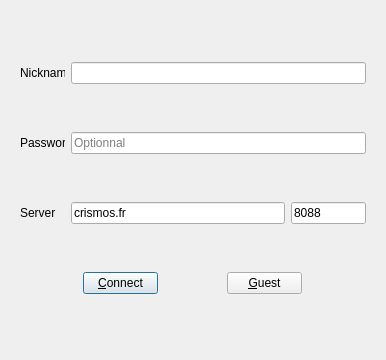
Before: the Qt Designer form ChatIRC/login.ui in Phoenix63/IRC-like, drawn with Qt 5.
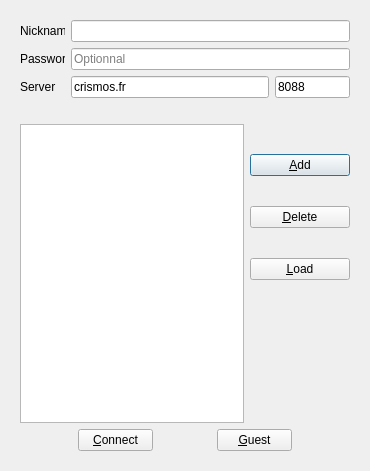
After: the same form once the commit is applied.

Commit message: New login interface + pile of messages

Patch:
```diff
--- a/ChatIRC/login.ui
+++ b/ChatIRC/login.ui
@@ -6,8 +6,8 @@
    <rect>
     <x>0</x>
     <y>0</y>
-    <width>386</width>
-    <height>360</height>
+    <width>370</width>
+    <height>471</height>
    </rect>
   </property>
   <property name="windowTitle">
@@ -143,6 +143,121 @@
         </item>
        </layout>
       </item>
+      <item>
+       <spacer name="verticalSpacer">
+        <property name="orientation">
+         <enum>Qt::Vertical</enum>
+        </property>
+        <property name="sizeType">
+         <enum>QSizePolicy::Fixed</enum>
+        </property>
+        <property name="sizeHint" stdset="0">
+         <size>
+          <width>20</width>
+          <height>20</height>
+         </size>
+        </property>
+       </spacer>
+      </item>
+      <item>
+       <layout class="QHBoxLayout" name="horizontalLayout_6">
+        <item>
+         <widget class="QListWidget" name="channelList">
+          <property name="minimumSize">
+           <size>
+            <width>0</width>
+            <height>0</height>
+           </size>
+          </property>
+          <property name="maximumSize">
+           <size>
+            <width>16777215</width>
+            <height>16777215</height>
+           </size>
+          </property>
+          <property name="editTriggers">
+           <set>QAbstractItemView::DoubleClicked</set>
+          </property>
+          <property name="showDropIndicator" stdset="0">
+           <bool>false</bool>
+          </property>
+         </widget>
+        </item>
+        <item>
+         <layout class="QVBoxLayout" name="verticalLayout_3">
+          <property name="spacing">
+           <number>0</number>
+          </property>
+          <property name="sizeConstraint">
+           <enum>QLayout::SetFixedSize</enum>
+          </property>
+          <property name="topMargin">
+           <number>0</number>
+          </property>
+          <property name="bottomMargin">
+           <number>110</number>
+          </property>
+          <item>
+           <widget class="QPushButton" name="pushButton_addChannel">
+            <property name="minimumSize">
+             <size>
+              <width>100</width>
+              <height>0</height>
+             </size>
+            </property>
+            <property name="maximumSize">
+             <size>
+              <width>100</width>
+              <height>16777215</height>
+             </size>
+            </property>
+            <property name="text">
+             <string>&amp;Add</string>
+            </property>
+           </widget>
+          </item>
+          <item>
+           <widget class="QPushButton" name="pushButton_deleteChannel">
+            <property name="minimumSize">
+             <size>
+              <width>100</width>
+              <height>0</height>
+             </size>
+            </property>
+            <property name="maximumSize">
+             <size>
+              <width>100</width>
+              <height>16777215</height>
+             </size>
+            </property>
+            <property name="text">
+             <string>&amp;Delete</string>
+            </property>
+           </widget>
+          </item>
+          <item>
+           <widget class="QPushButton" name="pushButton_lodaChannels">
+            <property name="minimumSize">
+             <size>
+              <width>100</width>
+              <height>0</height>
+             </size>
+            </property>
+            <property name="maximumSize">
+             <size>
+              <width>100</width>
+              <height>16777215</height>
+             </size>
+            </property>
+            <property name="text">
+             <string>&amp;Load</string>
+            </property>
+           </widget>
+          </item>
+         </layout>
+        </item>
+       </layout>
+      </item>
       <item>
        <layout class="QHBoxLayout" name="horizontalLayout_4">
         <item>
```
The commit also changes 11 other files.
